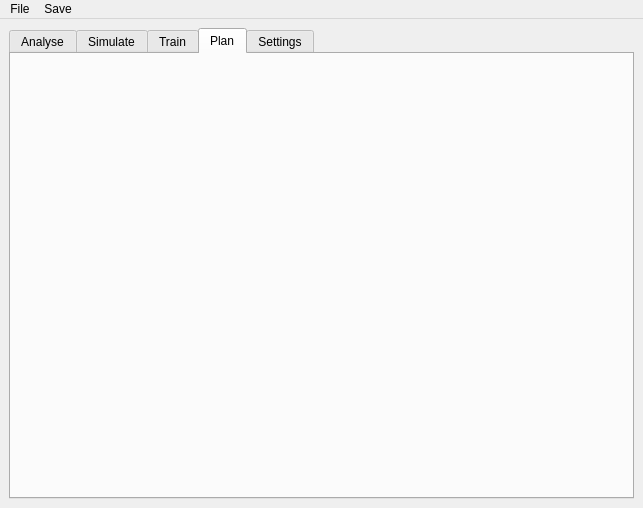
Old version of the form assets/app_gui.ui in the repository abdeseha/Master_Enpo.
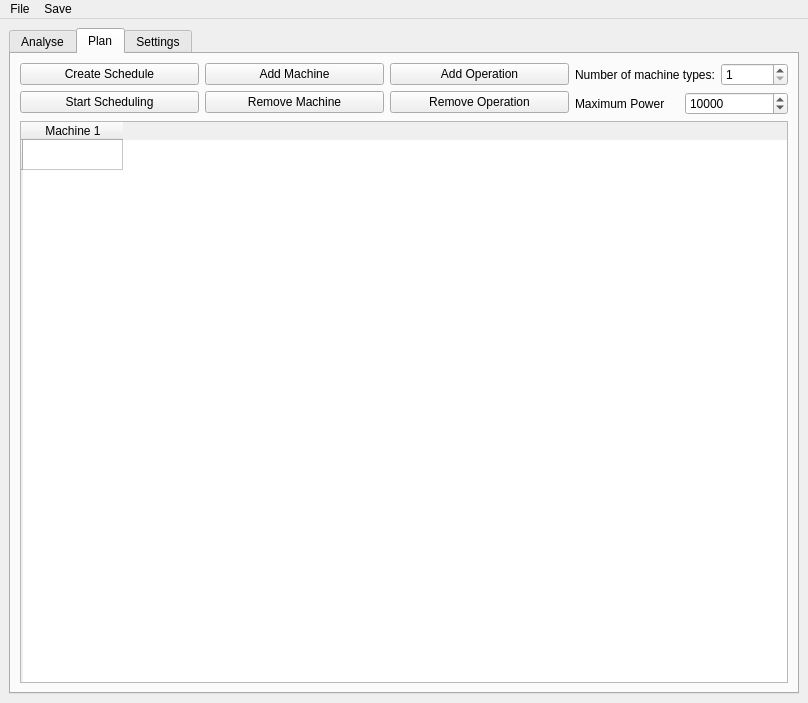
New version of the form. The open tabs and pages were chosen to show the change. Icons and pictures are not drawn.

```diff
--- a/assets/app_gui.ui
+++ b/assets/app_gui.ui
@@ -9,8 +9,8 @@
    <rect>
     <x>0</x>
     <y>0</y>
-    <width>643</width>
-    <height>508</height>
+    <width>808</width>
+    <height>703</height>
    </rect>
   </property>
   <property name="sizePolicy">
@@ -155,25 +155,6 @@
         </item>
        </layout>
       </widget>
-      <widget class="QWidget" name="simulate">
-       <attribute name="icon">
-        <iconset>
-         <normaloff>icons/simulate.png</normaloff>icons/simulate.png</iconset>
-       </attribute>
-       <attribute name="title">
-        <string>Simulate</string>
-       </attribute>
-      </widget>
-      <widget class="QWidget" name="train">
-       <attribute name="icon">
-        <iconset>
-         <selectedon>icons/brain.png</selectedon>
-        </iconset>
-       </attribute>
-       <attribute name="title">
-        <string>Train</string>
-       </attribute>
-      </widget>
       <widget class="QWidget" name="plan">
        <attribute name="icon">
         <iconset>
@@ -183,6 +164,139 @@
        <attribute name="title">
         <string>Plan</string>
        </attribute>
+       <layout class="QGridLayout" name="gridLayout_4">
+        <item row="0" column="0">
+         <layout class="QVBoxLayout" name="verticalLayout_7">
+          <item>
+           <layout class="QHBoxLayout" name="horizontalLayout_9">
+            <item>
+             <layout class="QVBoxLayout" name="verticalLayout_8">
+              <item>
+               <widget class="QPushButton" name="cr_sched">
+                <property name="text">
+                 <string>Create Schedule</string>
+                </property>
+               </widget>
+              </item>
+              <item>
+               <widget class="QPushButton" name="start_sched">
+                <property name="text">
+                 <string>Start Scheduling</string>
+                </property>
+               </widget>
+              </item>
+             </layout>
+            </item>
+            <item>
+             <layout class="QVBoxLayout" name="verticalLayout_9">
+              <item>
+               <widget class="QPushButton" name="add_mach">
+                <property name="text">
+                 <string>Add Machine</string>
+                </property>
+               </widget>
+              </item>
+              <item>
+               <widget class="QPushButton" name="rm_mach">
+                <property name="text">
+                 <string>Remove Machine</string>
+                </property>
+               </widget>
+              </item>
+             </layout>
+            </item>
+            <item>
+             <layout class="QVBoxLayout" name="verticalLayout_10">
+              <item>
+               <widget class="QPushButton" name="add_oprt">
+                <property name="text">
+                 <string>Add Operation</string>
+                </property>
+               </widget>
+              </item>
+              <item>
+               <widget class="QPushButton" name="rm_oprt">
+                <property name="text">
+                 <string>Remove Operation</string>
+                </property>
+               </widget>
+              </item>
+             </layout>
+            </item>
+            <item>
+             <layout class="QVBoxLayout" name="verticalLayout_11">
+              <item>
+               <layout class="QHBoxLayout" name="horizontalLayout_4">
+                <item>
+                 <widget class="QLabel" name="label_6">
+                  <property name="text">
+                   <string>Number of machine types:</string>
+                  </property>
+                 </widget>
+                </item>
+                <item>
+                 <widget class="QSpinBox" name="num_mach_type">
+                  <property name="minimum">
+                   <number>1</number>
+                  </property>
+                  <property name="maximum">
+                   <number>999999999</number>
+                  </property>
+                 </widget>
+                </item>
+               </layout>
+              </item>
+              <item>
+               <layout class="QHBoxLayout" name="horizontalLayout_5">
+                <item>
+                 <widget class="QLabel" name="label_7">
+                  <property name="text">
+                   <string>Maximum Power</string>
+                  </property>
+                 </widget>
+                </item>
+                <item>
+                 <widget class="QSpinBox" name="max_pow">
+                  <property name="minimum">
+                   <number>0</number>
+                  </property>
+                  <property name="maximum">
+                   <number>999999999</number>
+                  </property>
+                  <property name="singleStep">
+                   <number>1000</number>
+                  </property>
+                  <property name="value">
+                   <number>10000</number>
+                  </property>
+                  <property name="displayIntegerBase">
+                   <number>10</number>
+                  </property>
+                 </widget>
+                </item>
+               </layout>
+              </item>
+             </layout>
+            </item>
+           </layout>
+          </item>
+          <item>
+           <widget class="QTableWidget" name="tab_plan">
+            <row>
+             <property name="text">
+              <string/>
+             </property>
+            </row>
+            <column>
+             <property name="text">
+              <string>Machine 1</string>
+             </property>
+            </column>
+           </widget>
+          </item>
+         </layout>
+        </item>
+       </layout>
       </widget>
       <widget class="QWidget" name="settings">
        <attribute name="icon">
@@ -525,7 +639,7 @@
     <rect>
      <x>0</x>
      <y>0</y>
-     <width>643</width>
+     <width>808</width>
      <height>21</height>
     </rect>
    </property>
```
Left out of the diff: 587 changed lines with no effect on the pictures.
